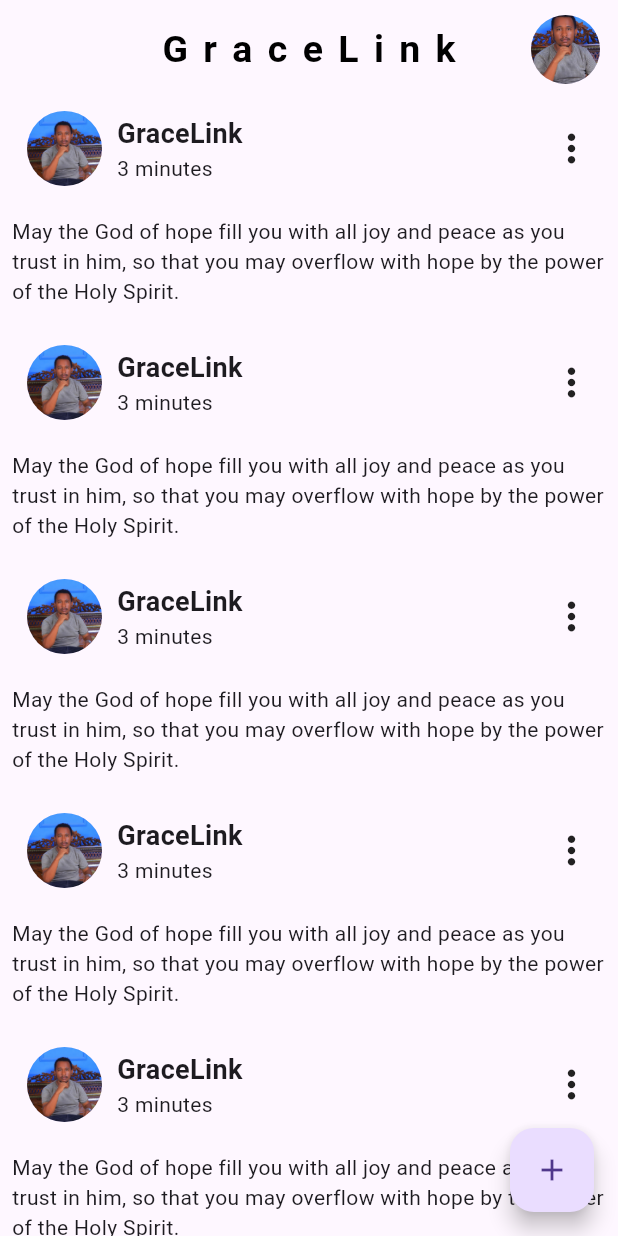
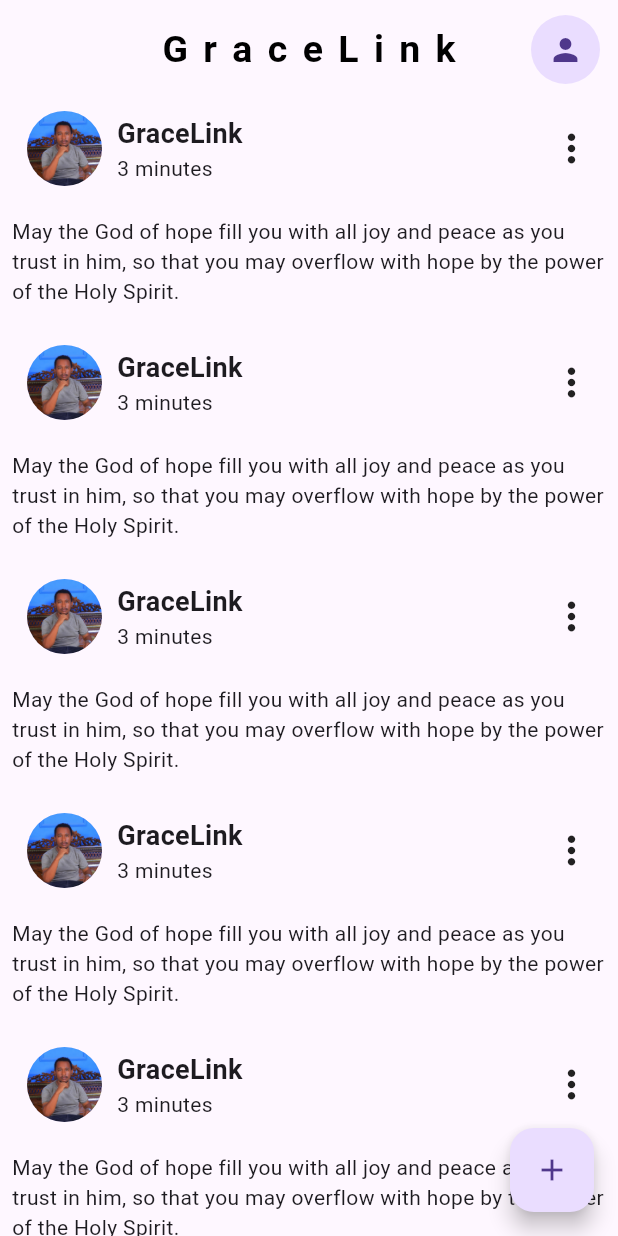
Before and after one commit to Yihun-Alemayehu/Flutter-Firebase-Bloc, a Flutter app: the screen it shows once a user with an empty profile is signed in, on a phone screen of 412 x 824 dp. Run offline on Flutter 3.47's test engine with Material 3 defaults, Android fonts, the phone set to English and light mode, and no system bars; our stand-ins replace bloc, cloud_firestore, equatable, firebase_auth, firebase_core, firebase_storage and 4 more; accounts and stored records are empty.

Commit message:
anadogn nw commit

```diff
--- a/lib/Screens/home_screen.dart
+++ b/lib/Screens/home_screen.dart
@@ -1,10 +1,19 @@
 import 'package:flutter/material.dart';
 import 'package:flutter_bloc/flutter_bloc.dart';
+import 'package:flutter_firebase_bloc/blocs/my_user/my_user_bloc.dart';
 import 'package:flutter_firebase_bloc/blocs/sign_in/sign_in_bloc.dart';
+import 'package:flutter_firebase_bloc/blocs/update_user_info/update_user_info_bloc.dart';
+import 'package:image_cropper/image_cropper.dart';
+import 'package:image_picker/image_picker.dart';
 
-class HomeScreen extends StatelessWidget {
+class HomeScreen extends StatefulWidget {
   const HomeScreen({super.key});
 
+  @override
+  State<HomeScreen> createState() => _HomeScreenState();
+}
+
+class _HomeScreenState extends State<HomeScreen> {
   @override
   Widget build(BuildContext context) {
     return Scaffold(
@@ -24,22 +33,103 @@ class HomeScreen extends StatelessWidget {
         centerTitle: true,
         elevation: 0,
         backgroundColor: Colors.transparent,
-        actions: const [
+        actions: [
           // IconButton(
           //     onPressed: () {
           //       context.read<SignInBloc>().add(const SignOutRequired());
           //     },
           //     icon: const Icon(Icons.logout))
-          Padding(
+          BlocBuilder<MyUserBloc, MyUserState>(
+            builder: (context, state) {
+              if (state.user != null) {
+                return Row(
+                  children: [
+                    state.user!.picture == ""
+                        ? GestureDetector(
+                            onTap: () async {
+                              final ImagePicker picker = ImagePicker();
+                              final XFile? image = await picker.pickImage(
+                                source: ImageSource.gallery,
+                                maxHeight: 500,
+                                maxWidth: 500,
+                                imageQuality: 40,
+                              );
+                              if (image != null) {
+                                CroppedFile? croppedFile =
+                                    await ImageCropper().cropImage(
+                                  sourcePath: image.path,
+                                  aspectRatio: const CropAspectRatio(
+                                    ratioX: 1,
+                                    ratioY: 1,
+                                  ),
+                                  aspectRatioPresets: [
+                                    CropAspectRatioPreset.square
+                                  ],
+                                  uiSettings: [
+                                    AndroidUiSettings(
+                                      toolbarTitle: 'Cropper',
+                                      toolbarColor: Colors.black,
+                                      toolbarWidgetColor: Colors.white,
+                                      initAspectRatio:
+                                          CropAspectRatioPreset.original,
+                                      lockAspectRatio: false,
+                                    ),
+                                    IOSUiSettings(
+                                      title: 'Cropper',
+                                    ),
+                                  ],
+                                );
+                                if (croppedFile != null) {
+                                  setState(() {
+                                    context
+                                        .read<UpdateUserInfoBloc>()
+                                        .add(UploadPicture(
+                                          croppedFile.path,
+                                          context
+                                              .read<MyUserBloc>()
+                                              .state
+                                              .user!
+                                              .id,
+                                        ));
+                                  });
+                                }
+                              }
+                            },
+                            child: const Padding(
                               padding: EdgeInsets.only(top: 10),
                               child: CircleAvatar(
                                 radius: 35,
-              backgroundImage: AssetImage('assets/dad.jpg'),
+                                child: Icon(Icons.person),
+                              ),
+                            ),
+                          )
+                        : Padding(
+                            padding: const EdgeInsets.only(top: 10),
+                            child: CircleAvatar(
+                              radius: 35,
+                              backgroundImage: NetworkImage(
+                                state.user!.picture!,
+                              ),
                             ),
                           )
                   ],
+                );
+              } else {
+                return const CircularProgressIndicator();
+              }
+            },
+          )
+        ],
       ),
-      body: ListView.builder(
+      body: BlocListener<UpdateUserInfoBloc, UpdateUserInfoState>(
+        listener: (context, state) {
+          if (state is UploadPictureSuccess) {
+            setState(() {
+              context.read<MyUserBloc>().state.user!.picture = state.userImage;
+            });
+          }
+        },
+        child: ListView.builder(
           itemCount: 20,
           itemBuilder: (context, index) {
             return Padding(
@@ -97,6 +187,7 @@ class HomeScreen extends StatelessWidget {
             );
           },
         ),
+      ),
       floatingActionButton: FloatingActionButton(
         onPressed: () {},
         child: const Icon(Icons.add),
--- a/lib/app_view.dart
+++ b/lib/app_view.dart
@@ -6,7 +6,9 @@ import 'package:flutter_firebase_bloc/Screens/home_screen.dart';
 import 'package:flutter_firebase_bloc/Screens/onboarding_screen.dart';
 import 'package:flutter_firebase_bloc/Screens/welcome_screen.dart';
 import 'package:flutter_firebase_bloc/blocs/authentication/authentication_bloc.dart';
+import 'package:flutter_firebase_bloc/blocs/my_user/my_user_bloc.dart';
 import 'package:flutter_firebase_bloc/blocs/sign_in/sign_in_bloc.dart';
+import 'package:flutter_firebase_bloc/blocs/update_user_info/update_user_info_bloc.dart';
 
 class MyAppView extends StatelessWidget {
   const MyAppView({super.key});
@@ -29,22 +31,22 @@ class MyAppView extends StatelessWidget {
                       myUserRepository:
                           context.read<AuthenticationBloc>().userRepository),
                 ),
-                // BlocProvider(
-                //   create: (context) => UpdateUserInfoBloc(
-                //       userRepository:
-                //           context.read<AuthenticationBloc>().userRepository),
-                // ),
-                // BlocProvider(
-                //   create: (context) => MyUserBloc(
-                //       myUserRepository:
-                //           context.read<AuthenticationBloc>().userRepository)
-                //     ..add(GetMyUser(
-                //         myUserId: context
-                //             .read<AuthenticationBloc>()
-                //             .state
-                //             .user!
-                //             .uid)),
-                // ),
+                BlocProvider(
+                  create: (context) => UpdateUserInfoBloc(
+                      myUserRepository:
+                          context.read<AuthenticationBloc>().userRepository),
+                ),
+                BlocProvider(
+                  create: (context) => MyUserBloc(
+                      myUserRepository:
+                          context.read<AuthenticationBloc>().userRepository)
+                    ..add(GetMyUser(
+                        myUserId: context
+                            .read<AuthenticationBloc>()
+                            .state
+                            .user!
+                            .uid)),
+                ),
                 // BlocProvider(
                 //     create: (context) =>
                 //         GetPostBloc(postRepository: FirebasePostRepository())
--- a/lib/blocs/update_user_info/update_user_info_bloc.dart
+++ b/lib/blocs/update_user_info/update_user_info_bloc.dart
@@ -15,7 +15,8 @@ class UpdateUserInfoBloc
     on<UploadPicture>((event, emit) async {
       emit(UploadPictureLoading());
       try {
-        String userImage = await _userRepository.UploadPicture(event.file, event.userId);
+        String userImage =
+            await _userRepository.uploadPicture(event.file, event.userId);
         emit(UploadPictureSuccess(userImage));
       } catch (e) {
         emit(UploadPictureFailure());
--- a/pubspec.yaml
+++ b/pubspec.yaml
@@ -43,6 +43,7 @@ dependencies:
   flutter_onboarding_slider: ^1.0.11
   image_picker: ^1.0.5
   image_cropper: ^5.0.1
+  firebase_storage: ^11.5.6
 
 
 dev_dependencies:
```
Also changed, not shown: pubspec.lock, 3 other files. Lines whose indentation alone changed are shown as unchanged.
